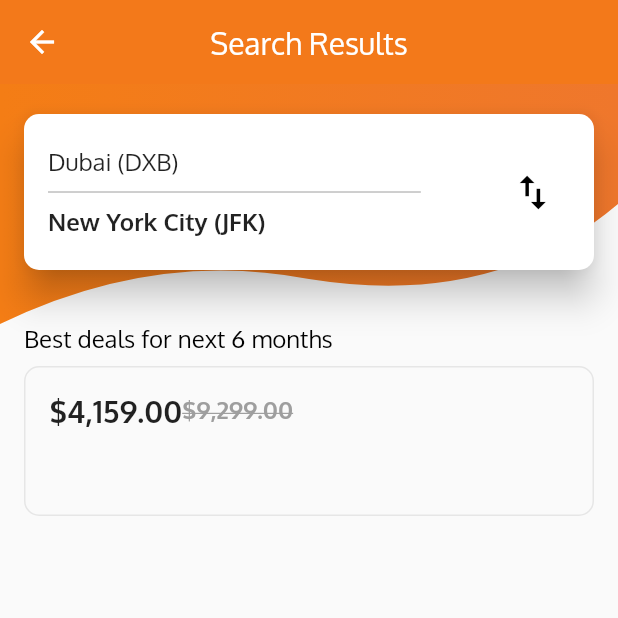
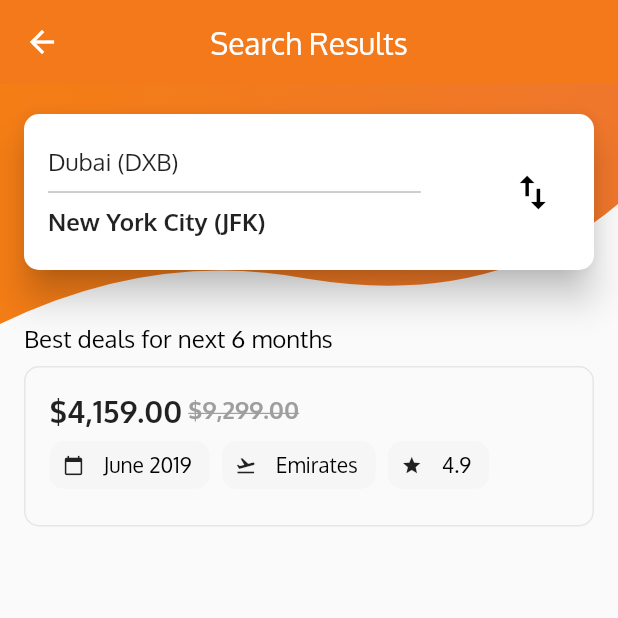
Before and after one commit to abyabrkal/flutter-flights, a Flutter app: the FlightListingScreen screen opened directly, on a phone screen of 412 x 824 dp, the top half of it. Run offline on Flutter 3.47's test engine with Material 2 defaults, Android fonts, the phone set to English and light mode, and no system bars.

Commit message:
Flightcard Chips added

```diff
--- a/lib/flight_list.dart
+++ b/lib/flight_list.dart
@@ -128,7 +128,6 @@ class FlightCard extends StatelessWidget {
       children: <Widget>[
         Container(
           margin: const EdgeInsets.only(right: 16),
-          height: 100,
           decoration: BoxDecoration(
             borderRadius: BorderRadius.all(Radius.circular(10)),
             border: Border.all(color: flightBorderColor,),
@@ -136,14 +135,19 @@ class FlightCard extends StatelessWidget {
           child: Padding(
             padding: const EdgeInsets.all(16),
             child: Column(
+              crossAxisAlignment: CrossAxisAlignment.start,
               children: <Widget>[
                 Row(children: <Widget>[
                   Text('${formatCurrency.format(4159)}', style: TextStyle(fontWeight: FontWeight.bold, fontSize: 20),),
+                  SizedBox(width: 4,),
                   Text('${formatCurrency.format(9299)}', style: TextStyle(fontWeight: FontWeight.bold, fontSize: 16, decoration: TextDecoration.lineThrough, color: Colors.grey),),
                 ],),
-                Row(
+                Wrap(
+                  spacing: 8,
                   children: <Widget>[
-
+                    FlightDetailChip(Icons.calendar_today, "June 2019"),
+                    FlightDetailChip(Icons.flight_takeoff, "Emirates"),
+                    FlightDetailChip(Icons.star, "4.9"),
                   ],
                 )
               ],
@@ -154,3 +158,25 @@ class FlightCard extends StatelessWidget {
     );
   }
 }
+
+
+class FlightDetailChip extends StatelessWidget {
+
+  final IconData iconData;
+  final String label;
+
+  FlightDetailChip(this.iconData, this.label);
+
+  @override
+  Widget build(BuildContext context) {
+    return RawChip(
+      label: Text(label),
+      labelStyle: TextStyle(color: Colors.black, fontSize: 14),
+      backgroundColor: chipBackgroundColor,
+      avatar: Icon(iconData, size: 14,),
+      shape: RoundedRectangleBorder(
+        borderRadius: BorderRadius.all(Radius.circular(10))
+      ),
+    );
+  }
+}
```
